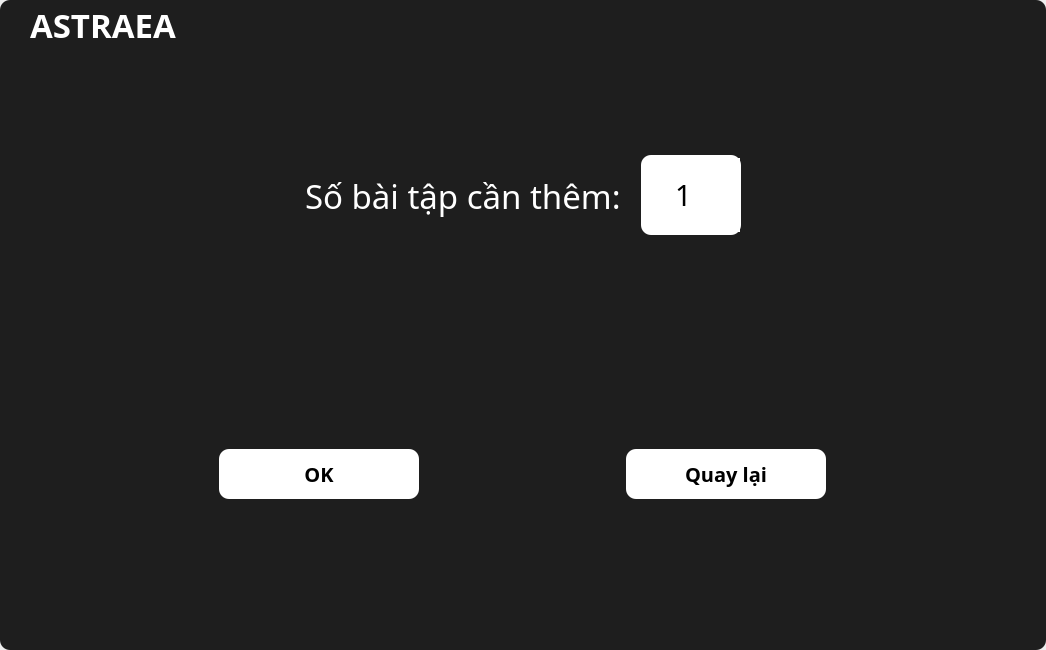
First picture: the form in UI_Files/edit_form.ui, repository hoangm960/Astraea, before the edit.
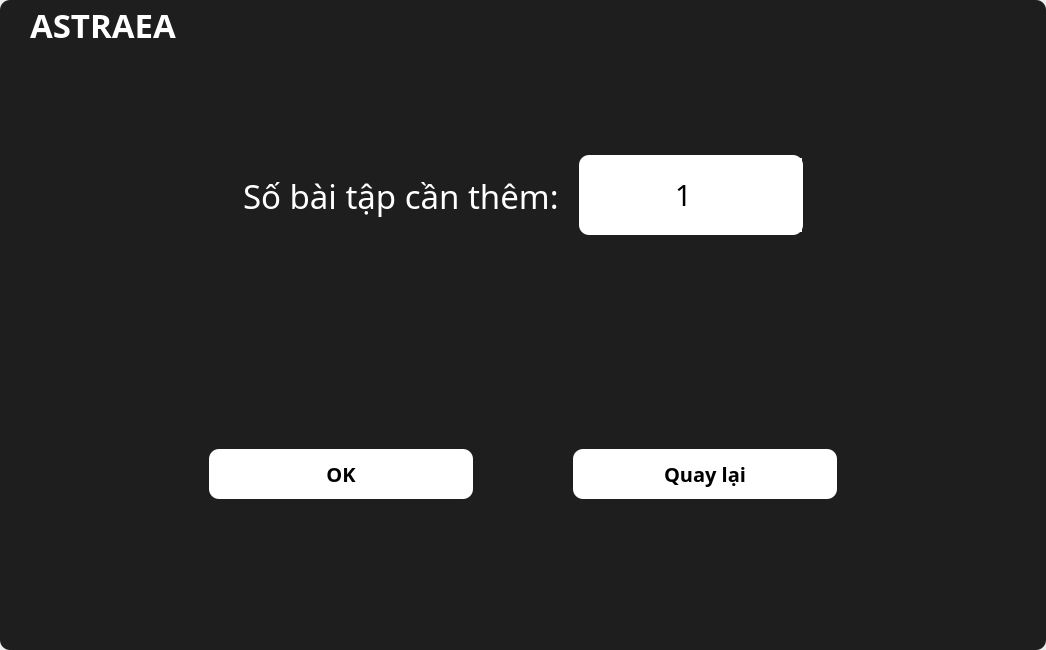
Second picture: the form after the edit. Icons and pictures are not drawn.

What changed in the file:
```diff
--- a/UI_Files/edit_form.ui
+++ b/UI_Files/edit_form.ui
@@ -1087,7 +1087,7 @@
                       </property>
                       <property name="maximumSize">
                        <size>
-                        <width>100</width>
+                        <width>16777215</width>
                         <height>16777215</height>
                        </size>
                       </property>
@@ -1183,6 +1183,15 @@
                     <enum>QFrame::Raised</enum>
                    </property>
                    <layout class="QHBoxLayout" name="horizontalLayout_9">
+                    <property name="spacing">
+                     <number>100</number>
+                    </property>
+                    <property name="leftMargin">
+                     <number>200</number>
+                    </property>
+                    <property name="rightMargin">
+                     <number>200</number>
+                    </property>
                     <item>
                      <widget class="QPushButton" name="confirm_add_btn">
                       <property name="minimumSize">
@@ -1193,7 +1202,7 @@
                       </property>
                       <property name="maximumSize">
                        <size>
-                        <width>100</width>
+                        <width>16777215</width>
                         <height>16777215</height>
                        </size>
                       </property>
@@ -1236,7 +1245,7 @@
                       </property>
                       <property name="maximumSize">
                        <size>
-                        <width>100</width>
+                        <width>16777215</width>
                         <height>16777215</height>
                        </size>
                       </property>
```
Left out of the diff: 20 changed lines with no effect on the pictures.
